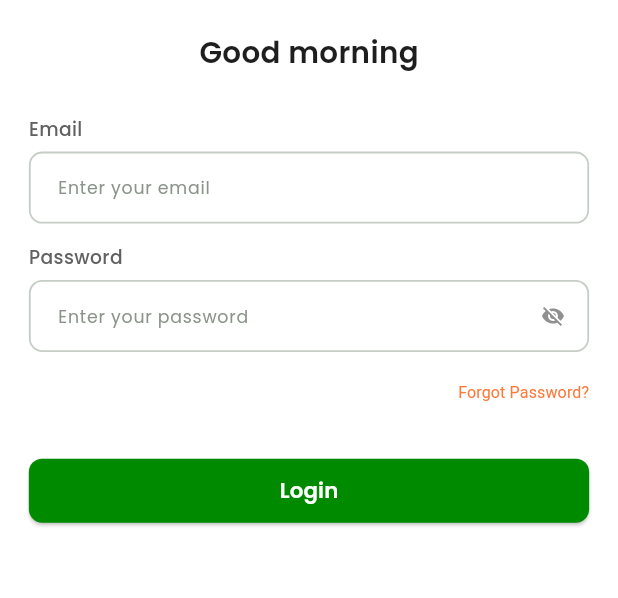
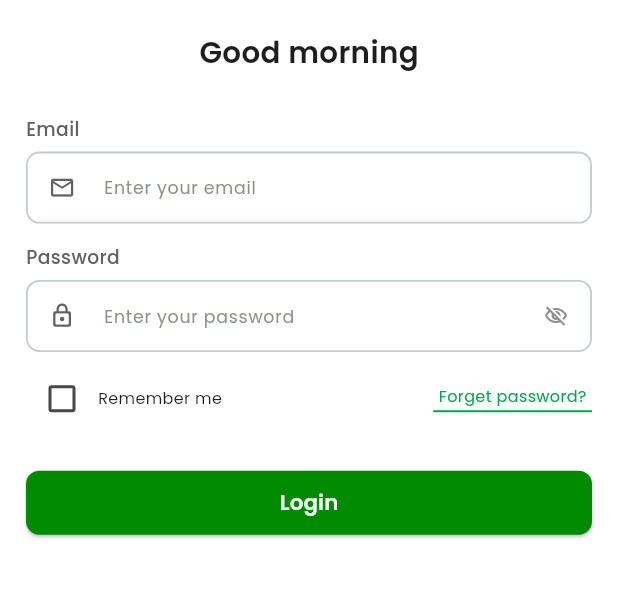
Before and after one commit to mdbayzid131/imagine_3d, a Flutter app: the screen it shows after launch, on a phone screen of 412 x 824 dp, the part 286-884 px from its top. Run offline on Flutter 3.47's test engine with Material 3 defaults, Android fonts, the phone set to English and light mode, and no system bars; our stand-ins replace flutter_screenutil, flutter_svg, get, google_fonts, shared_preferences.

Commit message:
ui update sakil

```diff
--- a/lib/presentation/screens/accounts/custom_account_details.dart
+++ b/lib/presentation/screens/accounts/custom_account_details.dart
@@ -23,7 +23,7 @@ class CustomAccountDetails extends StatelessWidget {
   @override
   Widget build(BuildContext context) {
     return  Scaffold(
-      appBar: CustomWidgets.customAppBar(title: 'Account'),
+      appBar: CustomWidgets.customAppBar(title: 'Account',),
       body: SingleChildScrollView(
           padding: EdgeInsets.symmetric(
               horizontal: 20
--- a/lib/presentation/screens/auth_screen/login_screen.dart
+++ b/lib/presentation/screens/auth_screen/login_screen.dart
@@ -26,13 +26,15 @@ class _LoginScreenState extends State<LoginScreen> {
 
   final _authController = Get.find<AuthController>();
 
+  RxBool isChecked = false.obs;
+
   @override
   Widget build(BuildContext context) {
     return Scaffold(
       body: SingleChildScrollView(
         physics: const BouncingScrollPhysics(),
         child: Padding(
-          padding: EdgeInsets.symmetric(horizontal: 20.w),
+          padding: EdgeInsets.symmetric(horizontal: 18.w),
           child: Column(
             crossAxisAlignment: CrossAxisAlignment.center,
             children: [
@@ -74,6 +76,11 @@ class _LoginScreenState extends State<LoginScreen> {
                       hintText: 'Enter your email',
                       label: 'Email',
                       controller: emailController,
+                      prefixIcon: Icon(
+                        Icons.email_outlined,
+                        color: AppColors.caption,
+                        size: 20.sp,
+                      ),
                     ),
 
                     SizedBox(height: 16.h),
@@ -83,6 +90,11 @@ class _LoginScreenState extends State<LoginScreen> {
                       () => CustomTextField(
                         validator: _authController.validPassword,
                         obscureText: _authController.isPasswordVisible.value,
+                        prefixIcon: Icon(
+                          Icons.lock_outline_rounded,
+                          color: AppColors.caption,
+                          size: 20.sp,
+                        ),
                         suffixIcon: IconButton(
                           onPressed: () {
                             _authController.isPasswordVisible.value =
@@ -90,8 +102,8 @@ class _LoginScreenState extends State<LoginScreen> {
                           },
                           icon: Icon(
                             _authController.isPasswordVisible.value
-                                ? Icons.visibility_off
-                                : Icons.visibility,
+                                ? Icons.visibility_off_outlined
+                                : Icons.visibility_outlined,
                             color: const Color(0xff909090),
                             size: 18.sp,
                           ),
@@ -105,25 +117,57 @@ class _LoginScreenState extends State<LoginScreen> {
                     SizedBox(height: 8.h),
 
                     ///================= Forgot Password =========================///
-                    Align(
-                      alignment: Alignment.centerRight,
-                      child: TextButton(
-                        onPressed: () {
+                    Row(
+                      mainAxisAlignment: MainAxisAlignment.spaceBetween,
+                      children: [
+                        Row(
+                          children: [
+                            Obx(
+                              () => Checkbox(
+                                checkColor: Colors.grey,
+                                activeColor: AppColors.primary,
+                                value: isChecked.value,
+                                onChanged: (va) {
+                                  isChecked.value = va!;
+                                },
+                              ),
+                            ),
+
+                            Text(
+                              "Remember me",
+                              style: GoogleFonts.poppins(
+                                fontSize: 12.sp,
+                                fontWeight: FontWeight.w400,
+                                color: AppColors.textColor,
+                              ),
+                            ),
+                          ],
+                        ),
+                        GestureDetector(
+                          onTap: () {
                             Get.to(() => const ForgetPassword());
                           },
-                        style: TextButton.styleFrom(
-                          padding: EdgeInsets.zero,
-                          tapTargetSize: MaterialTapTargetSize.shrinkWrap,
-                        ),
-                        child: Text(
-                          "Forgot Password?",
-                          style: TextStyle(
+                          child: Column(
+                            mainAxisSize: MainAxisSize.min,
+                            children: [
+                              Text(
+                                'Forget password?',
+                                style: GoogleFonts.poppins(
                                   fontSize: 12.sp,
                                   fontWeight: FontWeight.w400,
-                            color: const Color(0xffFD7839),
+                                  color: const Color(0xff00A651),
                                 ),
                               ),
+                              SizedBox(height: 2.h),
+                              Container(
+                                height: 1.5.h,
+                                width: 110.w,
+                                color: const Color(0xff00A651),
                               ),
+                            ],
+                          ),
+                        ),
+                      ],
                     ),
 
                     SizedBox(height: 24.h),
@@ -132,10 +176,9 @@ class _LoginScreenState extends State<LoginScreen> {
                     CustomElevatedButton(
                       label: 'Login',
                       onPressed: () {
-                          Get.to(() =>  BottomNavView());
+                        Get.to(() => BottomNavView());
                       },
                     ),
-
 
                     SizedBox(height: 16.h),
 
--- a/lib/presentation/screens/more/change_name_screen.dart
+++ b/lib/presentation/screens/more/change_name_screen.dart
@@ -21,7 +21,7 @@ class ChangeNameScreen extends StatelessWidget {
   @override
   Widget build(BuildContext context) {
     return Scaffold(
-      appBar: CustomWidgets.customAppBar(title: 'User Information'),
+      appBar: CustomWidgets.customAppBar(title: 'User Information',),
       body: SingleChildScrollView(
         padding: EdgeInsets.symmetric(horizontal: 20),
         child: Form(
```
Also changed, not shown: lib/presentation/screens/accounts/account_screen.dart (+13 -3 lines), lib/presentation/screens/auth_screen/forget_password.dart (+22 -10 lines), lib/presentation/screens/auth_screen/new_password.dart (+36 -19 lines), lib/presentation/screens/auth_screen/otp_verification_screen.dart (+23 -47 lines), lib/presentation/screens/more/more_screen.dart (+14 -1 lines), lib/presentation/screens/move money/move_money.dart (+23 -4 lines), lib/presentation/widgets/Custom_back_button.dart (added, +29 -0 lines), lib/presentation/widgets/custom_appbar.dart (+68 -13 lines). Lines whose indentation alone changed are shown as unchanged.
